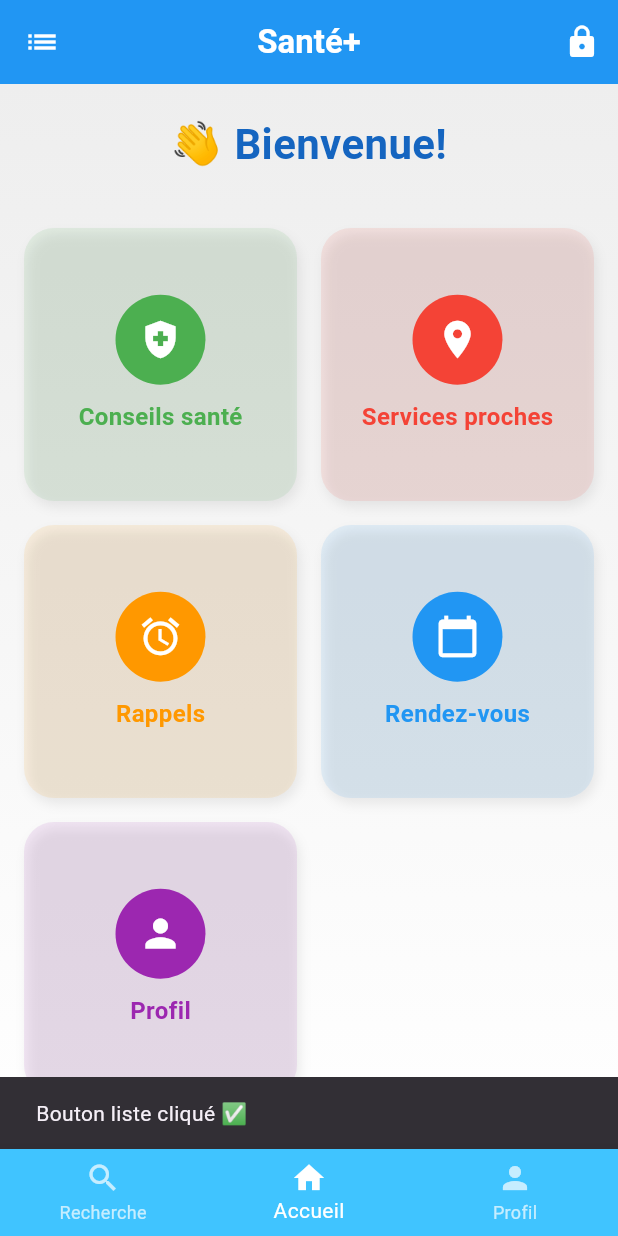
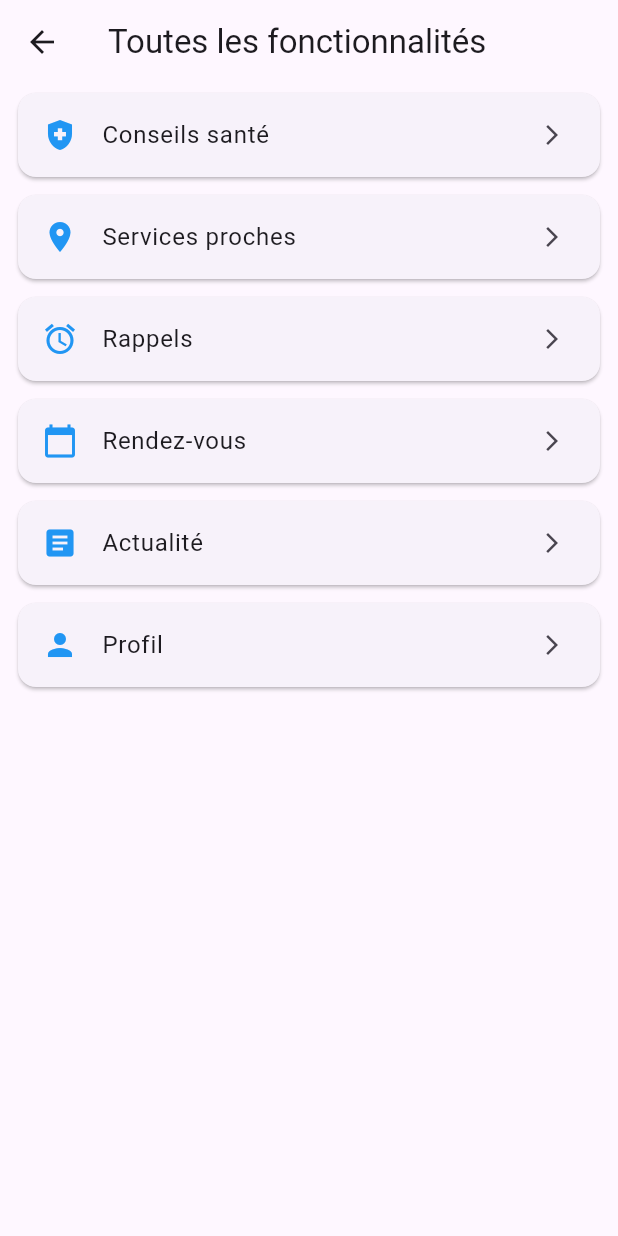
Before and after one commit to Edemk122/Sante_plus, a Flutter app: the screen it shows after launch, after a tap on the "list" icon, on a phone screen of 412 x 824 dp. Run offline on Flutter 3.47's test engine with Material 3 defaults, Android fonts, the phone set to English and light mode, and no system bars; our stand-ins replace cloud_firestore, google_maps_flutter, sqflite; accounts and stored records are empty.

Commit message:
Mise à jour du projet : ajout de nouvelles fonctionnalités

```diff
--- a/lib/views/accueil_view.dart
+++ b/lib/views/accueil_view.dart
@@ -1,5 +1,7 @@
 import 'package:flutter/material.dart';
+import 'actualite_view.dart';
 import 'conseil_view.dart';
+import 'fonctionnalites_view.dart';
 import 'rappel_view.dart';
 import 'rendezvous_view.dart';
 import 'profil_view.dart';
@@ -37,6 +39,13 @@ class AccueilView extends StatelessWidget {
       "label": "Profil",
       "route": (context) => ProfilView(),
     },
+    {
+      "icon": Icons.article,
+      "color": Colors.teal,
+      "label": "Actualité",
+      "route": (context) => ActualiteView(),
+    },
+
   ];
 
   @override
@@ -48,8 +57,9 @@ class AccueilView extends StatelessWidget {
         leading: IconButton(
           icon: Icon(Icons.list, color: Colors.white),
           onPressed: () {
-            ScaffoldMessenger.of(context).showSnackBar(
-              SnackBar(content: Text("Bouton liste cliqué ✅")),
+            Navigator.push(
+              context,
+              MaterialPageRoute(builder: (_) => FonctionnalitesView()),
             );
           },
         ),
--- /dev/null
+++ b/lib/views/fonctionnalites_view.dart
@@ -0,0 +1,67 @@
+import 'package:flutter/material.dart';
+import 'conseil_view.dart';
+import 'rappel_view.dart';
+import 'rendezvous_view.dart';
+import 'profil_view.dart';
+import 'recherche_view.dart';
+import 'actualite_view.dart';
+
+class FonctionnalitesView extends StatelessWidget {
+  final List<Map<String, dynamic>> features = [
+    {
+      "icon": Icons.health_and_safety,
+      "label": "Conseils santé",
+      "route": (context) => ConseilView(),
+    },
+    {
+      "icon": Icons.location_on,
+      "label": "Services proches",
+      "route": (context) => RechercheView(),
+    },
+    {
+      "icon": Icons.alarm,
+      "label": "Rappels",
+      "route": (context) => RappelView(),
+    },
+    {
+      "icon": Icons.calendar_today,
+      "label": "Rendez-vous",
+      "route": (context) => RendezvousView(),
+    },
+    {
+      "icon": Icons.article,
+      "label": "Actualité",
+      "route": (context) => ActualiteView(),
+    },
+    {
+      "icon": Icons.person,
+      "label": "Profil",
+      "route": (context) => ProfilView(),
+    },
+  ];
+
+  @override
+  Widget build(BuildContext context) {
+    return Scaffold(
+      appBar: AppBar(title: Text("Toutes les fonctionnalités")),
+      body: ListView.builder(
+        itemCount: features.length,
+        itemBuilder: (context, index) {
+          final feature = features[index];
+          return Card(
+            margin: EdgeInsets.symmetric(horizontal: 12, vertical: 6),
+            child: ListTile(
+              leading: Icon(feature["icon"], color: Colors.blue),
+              title: Text(feature["label"]),
+              trailing: Icon(Icons.arrow_forward_ios, size: 16),
+              onTap: () => Navigator.push(
+                context,
+                MaterialPageRoute(builder: (_) => feature["route"](context)),
+              ),
+            ),
+          );
+        },
+      ),
+    );
+  }
+}
```
Also changed, not shown: lib/views/actualite_view.dart (added, +43 -0 lines).
